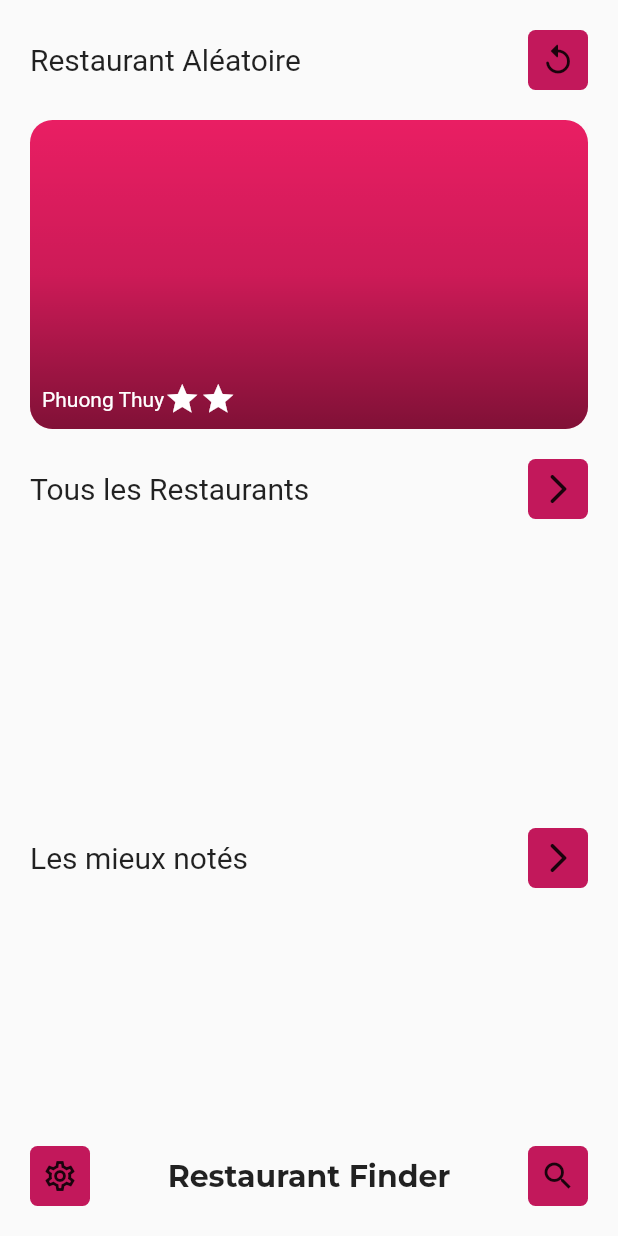
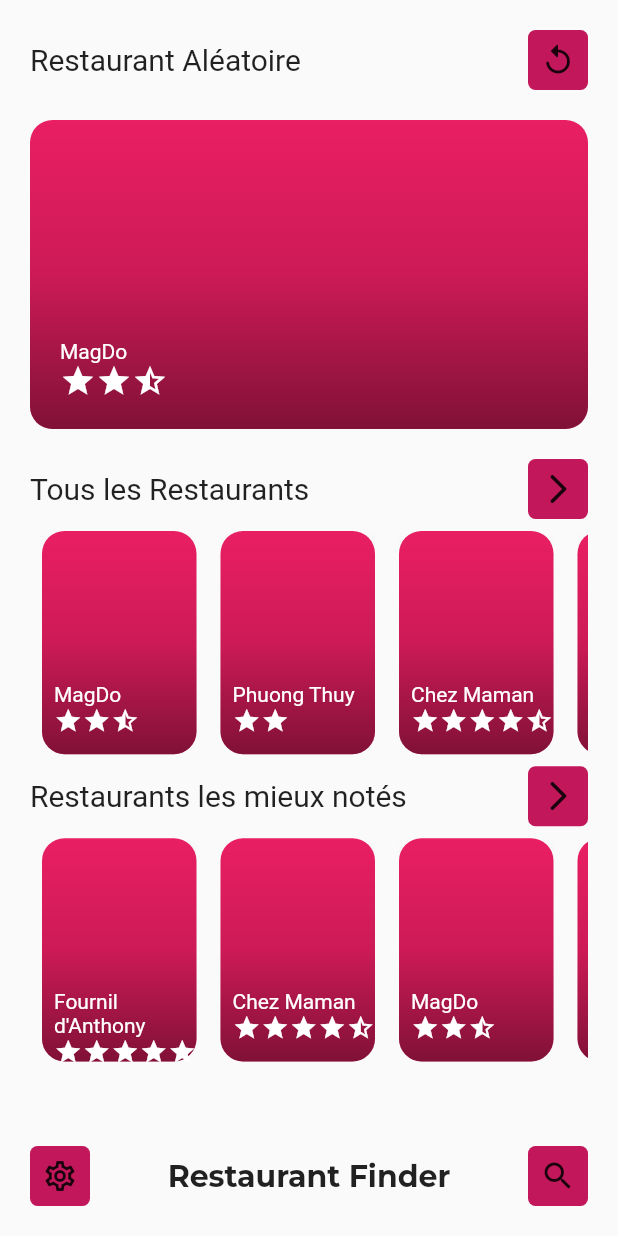
Before and after one commit to pierre-gaborieau/RestaurantFinder, a Flutter app: the screen it shows after launch, on a phone screen of 412 x 824 dp. Run offline on Flutter 3.47's test engine with Material 2 defaults, Android fonts, the phone set to English and light mode, and no system bars; our stand-ins replace shared_preferences.

Commit message:
full homepage

```diff
--- a/lib/data/fake_data.dart
+++ b/lib/data/fake_data.dart
@@ -2,8 +2,15 @@ import 'package:flutter_restaurantfinder/model/all/restaurant.dart';
 
 class FakeData {
   static List<Restaurant> listRestaurant = [
-    Restaurant("MagDo", 3),
+    Restaurant("MagDo", 2.5),
     Restaurant("Phuong Thuy", 2),
-    Restaurant("Chez Maman", 4),
+    Restaurant("Chez Maman", 4.5),
+    Restaurant("Fournil d'Anthony", 5),
   ];
+
+  static List<Restaurant> orderByRate() {
+    List<Restaurant> temp = List.from(listRestaurant);
+    temp.sort(((a, b) => a.rate.compareTo(b.rate)));
+    return temp.reversed.toList();
+  }
 }
--- a/lib/model/all/restaurant.dart
+++ b/lib/model/all/restaurant.dart
@@ -1,6 +1,6 @@
 class Restaurant {
   final String name;
-  final int rate;
+  final double rate;
 
   Restaurant(this.name, this.rate);
 }
--- a/lib/screens/all/home_screen.dart
+++ b/lib/screens/all/home_screen.dart
@@ -1,7 +1,7 @@
 import 'dart:developer';
-
 import 'package:flutter/material.dart';
 import 'package:flutter_restaurantfinder/data/data_constant.dart';
+import 'package:flutter_restaurantfinder/data/fake_data.dart';
 import 'package:flutter_restaurantfinder/widgets/widgets.dart';
 
 class HomeScreen extends StatelessWidget {
@@ -44,44 +44,17 @@ class HomeScreen extends StatelessWidget {
           child: Column(
             children: [
               RestaurantAleatoire(size: size),
-              Column(
-                children: [
-                  TitleRow(
-                    text: "Tous les Restaurants",
-                    icon: Icon(Icons.arrow_forward_ios_rounded),
-                    onTap: () {
-                      log("View All");
-                    },
-                  ),
-                  SizedBox(
-                    height: size.height / 4,
-                    width: size.width,
-                    child: ListView(
-                      scrollDirection: Axis.vertical,
-                      children: [
-                        SmallCard(size: size),
-                        SmallCard(size: size),
-                        SmallCard(size: size),
-                        SmallCard(size: size),
-                        SmallCard(size: size),
-                        SmallCard(size: size),
-                        SmallCard(size: size),
-                        SmallCard(size: size),
-                      ],
-                    ),
-                  )
-                ],
+              ListRestaurantHorizontal(
+                size: size,
+                title: "Tous les Restaurants",
+                actionButton: () {},
+                listRestaurant: FakeData.listRestaurant,
               ),
-              Column(
-                children: [
-                  TitleRow(
-                    text: "Les mieux notés",
-                    icon: Icon(Icons.arrow_forward_ios_rounded),
-                    onTap: () {
-                      log("Order by rate");
-                    },
-                  )
-                ],
+              ListRestaurantHorizontal(
+                size: size,
+                title: "Restaurants les mieux notés",
+                actionButton: () {},
+                listRestaurant: FakeData.orderByRate(),
               )
             ],
           ),
--- /dev/null
+++ b/lib/widgets/all/list_restaurant_horizontal.dart
@@ -0,0 +1,37 @@
+import 'package:flutter/material.dart';
+import 'package:flutter_restaurantfinder/model/all/restaurant.dart';
+import 'package:flutter_restaurantfinder/widgets/widgets.dart';
+
+class ListRestaurantHorizontal extends StatelessWidget {
+  final String title;
+  final Function actionButton;
+  final List<Restaurant> listRestaurant;
+  final Size size;
+
+  const ListRestaurantHorizontal(
+      {Key key, this.title, this.actionButton, this.listRestaurant, this.size})
+      : super(key: key);
+
+  @override
+  Widget build(BuildContext context) {
+    return Column(
+      children: [
+        TitleRow(
+          text: title,
+          icon: Icon(Icons.arrow_forward_ios_rounded),
+          onTap: actionButton,
+        ),
+        SizedBox(
+            height: size.height / 5,
+            width: size.width,
+            child: ListView.builder(
+                scrollDirection: Axis.horizontal,
+                itemCount: listRestaurant.length,
+                itemBuilder: ((context, index) => SmallCard(
+                      size: size,
+                      restaurant: listRestaurant[index],
+                    ))))
+      ],
+    );
+  }
+}
--- /dev/null
+++ b/lib/widgets/all/rate_generator.dart
@@ -0,0 +1,28 @@
+import 'package:flutter/material.dart';
+import 'package:flutter_restaurantfinder/model/all/restaurant.dart';
+
+class RateGenerator extends StatelessWidget {
+  const RateGenerator(
+      {Key key, @required this.restaurant, @required this.small})
+      : super(key: key);
+
+  final Restaurant restaurant;
+  final bool small;
+
+  @override
+  Widget build(BuildContext context) {
+    double sizeIcon = small ? 19 : 24;
+    return Row(
+      children: [
+        for (int i = 0; i < restaurant.rate.floor(); i++)
+          Icon(
+            Icons.star,
+            color: Colors.white,
+            size: sizeIcon,
+          ),
+        if (restaurant.rate.toInt() != restaurant.rate)
+          Icon(Icons.star_half, color: Colors.white, size: sizeIcon),
+      ],
+    );
+  }
+}
--- a/lib/widgets/all/restaurant_aleatoire.dart
+++ b/lib/widgets/all/restaurant_aleatoire.dart
@@ -1,5 +1,4 @@
 import 'dart:math';
-
 import 'package:flutter/material.dart';
 import 'package:flutter_restaurantfinder/data/data_constant.dart';
 import 'package:flutter_restaurantfinder/data/fake_data.dart';
@@ -72,23 +71,22 @@ class _RestaurantAleatoireState extends State<RestaurantAleatoire> {
                   ),
                 ),
                 child: Padding(
-                    padding: const EdgeInsets.all(8.0),
-                    child: Row(
+                    padding: const EdgeInsets.all(20),
+                    child: Container(
+                      height: 40,
+                      child: Column(
+                        crossAxisAlignment: CrossAxisAlignment.start,
                         children: [
                           Text(
                             restaurant.name,
                             style: TextStyle(color: Colors.white),
                           ),
-                        Row(
-                          children: [
-                            for (int i = 0; i < restaurant.rate; i++)
-                              Icon(
-                                Icons.star,
-                                color: Colors.white,
-                              ),
-                          ],
+                          RateGenerator(
+                            restaurant: restaurant,
+                            small: false,
                           )
                         ],
+                      ),
                     )),
               )
             ]),
--- a/lib/widgets/all/small_card.dart
+++ b/lib/widgets/all/small_card.dart
@@ -1,10 +1,11 @@
 import 'package:flutter/material.dart';
+import 'package:flutter_restaurantfinder/model/all/restaurant.dart';
+import 'package:flutter_restaurantfinder/widgets/widgets.dart';
 
 class SmallCard extends StatelessWidget {
-  const SmallCard({
-    Key key,
-    @required this.size,
-  }) : super(key: key);
+  final Restaurant restaurant;
+  const SmallCard({Key key, @required this.size, @required this.restaurant})
+      : super(key: key);
 
   final Size size;
 
@@ -14,7 +15,48 @@ class SmallCard extends StatelessWidget {
       padding: const EdgeInsets.all(8.0),
       child: Container(
         width: size.width / 4,
-        decoration: BoxDecoration(color: Colors.pink),
+        child: Stack(children: [
+          Container(
+            height: double.maxFinite,
+            width: double.maxFinite,
+            decoration: BoxDecoration(
+                color: Colors.pink,
+                borderRadius: BorderRadius.all(Radius.circular(15))),
+          ),
+          Container(
+            alignment: Alignment.bottomLeft,
+            decoration: BoxDecoration(
+              borderRadius: BorderRadius.only(
+                  bottomLeft: Radius.circular(15),
+                  bottomRight: Radius.circular(15)),
+              gradient: LinearGradient(
+                begin: Alignment.topCenter,
+                end: Alignment.bottomCenter,
+                colors: <Color>[
+                  Colors.black.withAlpha(0),
+                  Colors.black12,
+                  Colors.black45
+                ],
+              ),
+            ),
+            child: Padding(
+              padding: const EdgeInsets.all(8.0),
+              child: Container(
+                height: 40,
+                child: Column(
+                  crossAxisAlignment: CrossAxisAlignment.start,
+                  children: [
+                    Text(
+                      restaurant.name,
+                      style: TextStyle(color: Colors.white),
+                    ),
+                    RateGenerator(restaurant: restaurant, small: true)
+                  ],
+                ),
+              ),
+            ),
+          ),
+        ]),
       ),
     );
   }
--- a/lib/widgets/widgets.dart
+++ b/lib/widgets/widgets.dart
@@ -2,3 +2,5 @@ export 'all/square_icon.dart';
 export 'all/title_row.dart';
 export 'all/restaurant_aleatoire.dart';
 export 'all/small_card.dart';
+export 'all/list_restaurant_horizontal.dart';
+export 'all/rate_generator.dart';
```
Lines whose indentation alone changed are shown as unchanged.
